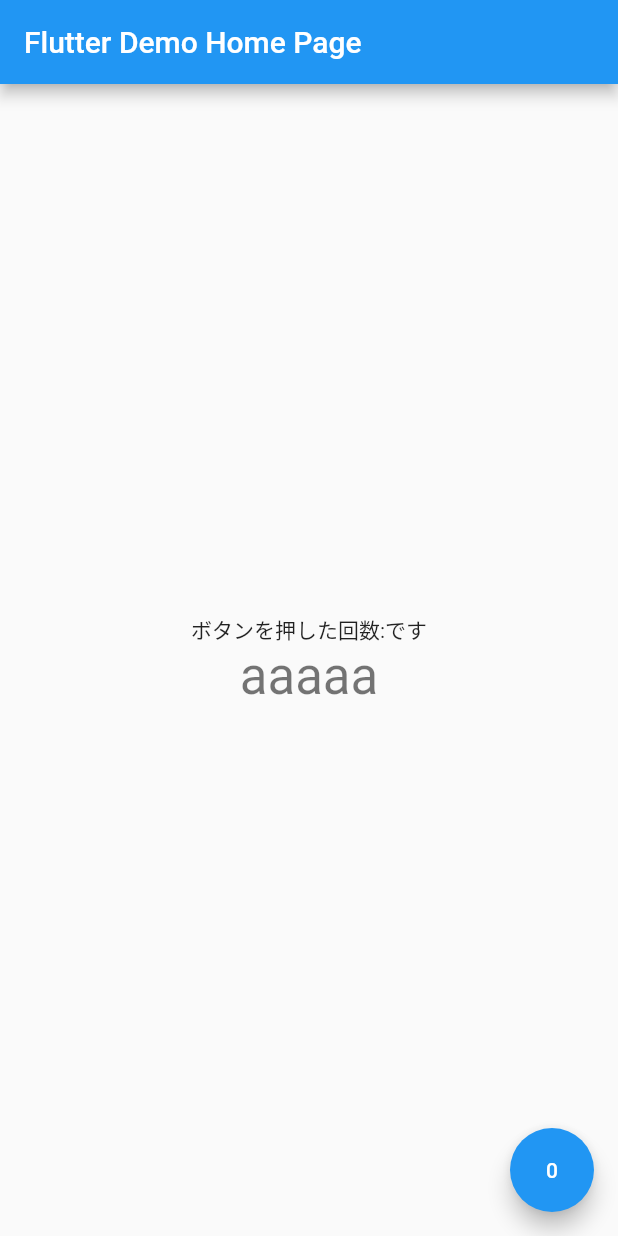
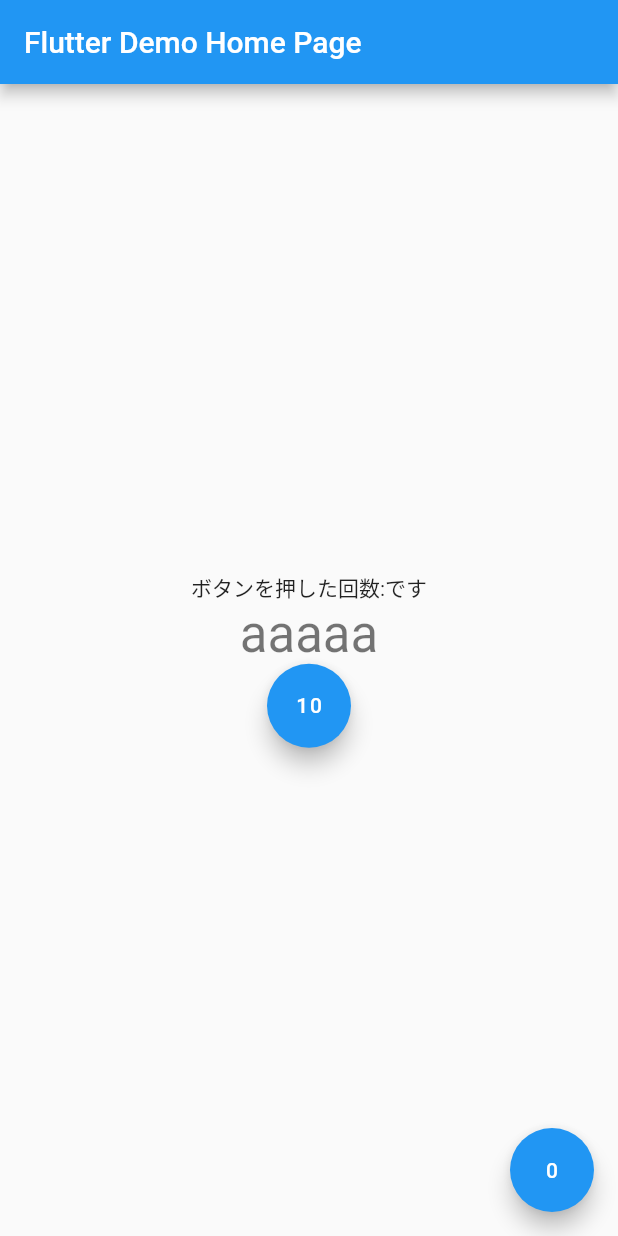
Before and after one commit to masal9pse/flutter-provider-practice, a Flutter app: the screen it shows after launch, on a phone screen of 412 x 824 dp. Run offline on Flutter 3.47's test engine with Material 2 defaults, Android fonts, the phone set to English and light mode, and no system bars.

```diff
--- a/lib/main.dart
+++ b/lib/main.dart
@@ -33,6 +33,9 @@ class MyHomePage extends StatelessWidget {
         ChangeNotifierProvider<CountData>(
           create: (context) => CountData(),
         ),
+        ChangeNotifierProvider<CountData2>(
+          create: (context) => CountData2(),
+        ),
       ],
       child: Scaffold(
         appBar: AppBar(
@@ -50,22 +53,33 @@ class MyHomePage extends StatelessWidget {
                 'aaaaa',
                 style: Theme.of(context).textTheme.headline4,
               ),
-            ],
-          ),
-        ),
-        floatingActionButton: Consumer<CountData>(builder: (context, model, child) {
+              Consumer<CountData2>(builder: (context, model, child) {
                 return FloatingActionButton(
                   // onPressed: _incrementCounter,
-              onPressed: (){
+                  onPressed: () {
                     model.increment();
                   },
                   tooltip: 'Increment',
                   // child: const Icon(Icons.add),
                   child: Text(model.count.toString()),
                 );
-          }
+              }),
+            ],
+          ),
+        ),
+        floatingActionButton:
+            Consumer<CountData>(builder: (context, model, child) {
+          return FloatingActionButton(
+            // onPressed: _incrementCounter,
+            onPressed: () {
+              model.increment();
+            },
+            tooltip: 'Increment',
+            // child: const Icon(Icons.add),
+            child: Text(model.count.toString()),
+          );
+        }),
       ), // This trailing comma makes auto-formatting nicer for build methods.
-      ),
     );
   }
 }
@@ -81,3 +95,14 @@ class CountData extends ChangeNotifier {
     notifyListeners();
   }
 }
+
+class CountData2 extends ChangeNotifier {
+  int count = 10;
+
+  void increment() {
+    count = count + 1;
+    // 値が変更したことを知らせる
+    //  >> UIを再構築する
+    notifyListeners();
+  }
+}
```
Lines whose indentation alone changed are shown as unchanged.
